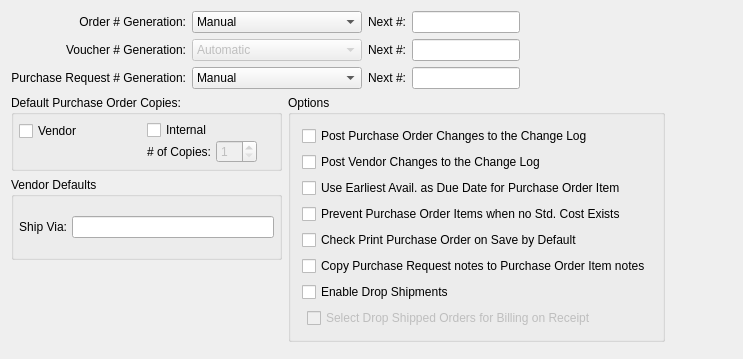
Old version of the form xtuple/trunk/guiclient/configurePO.ui in the repository WooodHead/xtuple.
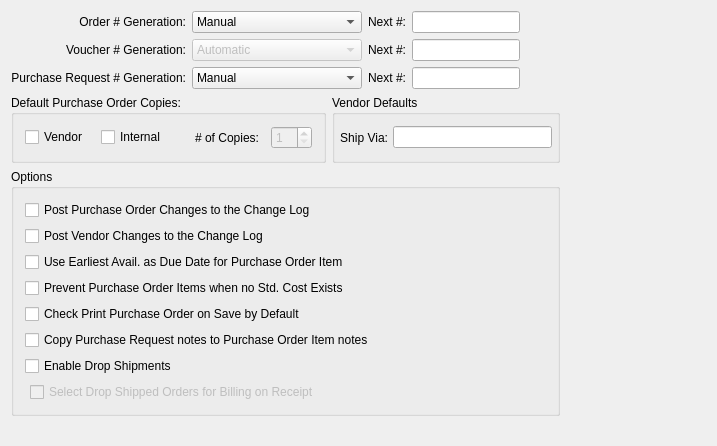
New version of the form. Custom widgets are drawn as their Qt base class.

Patch:
```diff
--- a/xtuple/trunk/guiclient/configurePO.ui
+++ b/xtuple/trunk/guiclient/configurePO.ui
@@ -13,16 +13,16 @@
    <rect>
     <x>0</x>
     <y>0</y>
-    <width>743</width>
-    <height>359</height>
+    <width>717</width>
+    <height>446</height>
    </rect>
   </property>
   <property name="windowTitle">
    <string>P/O Module Configuration</string>
   </property>
-  <layout class="QGridLayout" name="gridLayout_4">
+  <layout class="QGridLayout" name="gridLayout_5">
    <item row="0" column="0">
-    <layout class="QHBoxLayout" name="horizontalLayout_3">
+    <layout class="QHBoxLayout" name="horizontalLayout_4">
      <item>
       <layout class="QVBoxLayout" name="verticalLayout">
        <item>
@@ -214,17 +214,11 @@
            <property name="title">
             <string>Default Purchase Order Copies:</string>
            </property>
-           <layout class="QHBoxLayout">
+           <layout class="QGridLayout" name="gridLayout_4">
+            <item row="0" column="0">
+             <layout class="QHBoxLayout" name="horizontalLayout_3">
             <property name="spacing">
-             <number>7</number>
-            </property>
-            <property name="margin">
-             <number>5</number>
-            </property>
-            <item>
-             <layout class="QVBoxLayout">
-              <property name="spacing">
-               <number>0</number>
+               <number>12</number>
               </property>
               <item>
                <widget class="QCheckBox" name="_vendorCopy">
@@ -234,29 +228,6 @@
                </widget>
               </item>
               <item>
-               <spacer>
-                <property name="orientation">
-                 <enum>Qt::Vertical</enum>
-                </property>
-                <property name="sizeType">
-                 <enum>QSizePolicy::Preferred</enum>
-                </property>
-                <property name="sizeHint" stdset="0">
-                 <size>
-                  <width>20</width>
-                  <height>20</height>
-                 </size>
-                </property>
-               </spacer>
-              </item>
-             </layout>
-            </item>
-            <item>
-             <layout class="QVBoxLayout">
-              <property name="spacing">
-               <number>0</number>
-              </property>
-              <item>
                <widget class="QCheckBox" name="_internalCopy">
                 <property name="text">
                  <string>Internal</string>
@@ -264,15 +235,21 @@
                </widget>
               </item>
               <item>
-               <layout class="QHBoxLayout">
-                <property name="spacing">
-                 <number>0</number>
+               <spacer>
+                <property name="orientation">
+                 <enum>Qt::Horizontal</enum>
                 </property>
-                <item>
-                 <layout class="QHBoxLayout">
-                  <property name="spacing">
-                   <number>5</number>
-                  </property>
+                <property name="sizeType">
+                 <enum>QSizePolicy::Preferred</enum>
+                </property>
+                <property name="sizeHint" stdset="0">
+                 <size>
+                  <width>17</width>
+                  <height>20</height>
+                 </size>
+                </property>
+               </spacer>
+              </item>
                   <item>
                    <widget class="QLabel" name="_numOfCopiesLit">
                     <property name="sizePolicy">
@@ -304,30 +281,41 @@
                   </item>
                  </layout>
                 </item>
+           </layout>
+          </widget>
+         </item>
+         <item row="1" column="1">
+          <widget class="QGroupBox" name="_vendorDefaultsGroup">
+           <property name="title">
+            <string>Vendor Defaults</string>
+           </property>
+           <layout class="QHBoxLayout">
+            <property name="spacing">
+             <number>5</number>
+            </property>
+            <property name="margin">
+             <number>5</number>
+            </property>
                 <item>
-                 <spacer>
-                  <property name="orientation">
-                   <enum>Qt::Horizontal</enum>
-                  </property>
-                  <property name="sizeType">
-                   <enum>QSizePolicy::Preferred</enum>
-                  </property>
-                  <property name="sizeHint" stdset="0">
-                   <size>
-                    <width>17</width>
-                    <height>20</height>
-                   </size>
-                  </property>
-                 </spacer>
-                </item>
-               </layout>
-              </item>
-             </layout>
-            </item>
-           </layout>
+             <widget class="QLabel" name="_defaultShipViaLit">
+              <property name="text">
+               <string>Ship Via:</string>
+              </property>
+              <property name="alignment">
+               <set>Qt::AlignRight|Qt::AlignTrailing|Qt::AlignVCenter</set>
+              </property>
+              <property name="buddy">
+               <cstring>_defaultShipVia</cstring>
+              </property>
+             </widget>
+            </item>
+            <item>
+             <widget class="XLineEdit" name="_defaultShipVia"/>
+            </item>
+           </layout>
           </widget>
          </item>
-         <item row="1" column="1" rowspan="3">
+         <item row="2" column="0" colspan="2">
           <widget class="QGroupBox" name="groupBox">
            <property name="title">
             <string>Options</string>
@@ -415,53 +403,6 @@
            </layout>
           </widget>
          </item>
-         <item row="2" column="0">
-          <widget class="QGroupBox" name="_vendorDefaultsGroup">
-           <property name="title">
-            <string>Vendor Defaults</string>
-           </property>
-           <layout class="QHBoxLayout">
-            <property name="spacing">
-             <number>5</number>
-            </property>
-            <property name="margin">
-             <number>5</number>
-            </property>
-            <item>
-             <widget class="QLabel" name="_defaultShipViaLit">
-              <property name="text">
-               <string>Ship Via:</string>
-              </property>
-              <property name="alignment">
-               <set>Qt::AlignRight|Qt::AlignTrailing|Qt::AlignVCenter</set>
-              </property>
-              <property name="buddy">
-               <cstring>_defaultShipVia</cstring>
-              </property>
-             </widget>
-            </item>
-            <item>
-             <widget class="XLineEdit" name="_defaultShipVia"/>
-            </item>
-           </layout>
-          </widget>
-         </item>
-         <item row="3" column="0">
-          <spacer>
-           <property name="orientation">
-            <enum>Qt::Vertical</enum>
-           </property>
-           <property name="sizeType">
-            <enum>QSizePolicy::Preferred</enum>
-           </property>
-           <property name="sizeHint" stdset="0">
-            <size>
-             <width>271</width>
-             <height>13</height>
-            </size>
-           </property>
-          </spacer>
-         </item>
         </layout>
        </item>
        <item>
@@ -472,7 +413,7 @@
          <property name="sizeHint" stdset="0">
           <size>
            <width>20</width>
-           <height>0</height>
+           <height>13</height>
           </size>
          </property>
         </spacer>
@@ -486,7 +427,7 @@
        </property>
        <property name="sizeHint" stdset="0">
         <size>
-         <width>0</width>
+         <width>13</width>
          <height>20</height>
         </size>
        </property>
```
Lines whose indentation alone changed are shown as unchanged.
